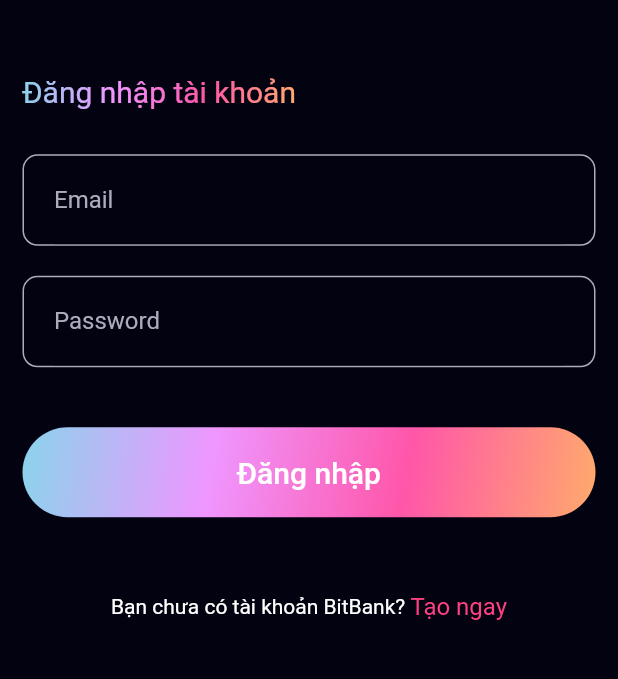
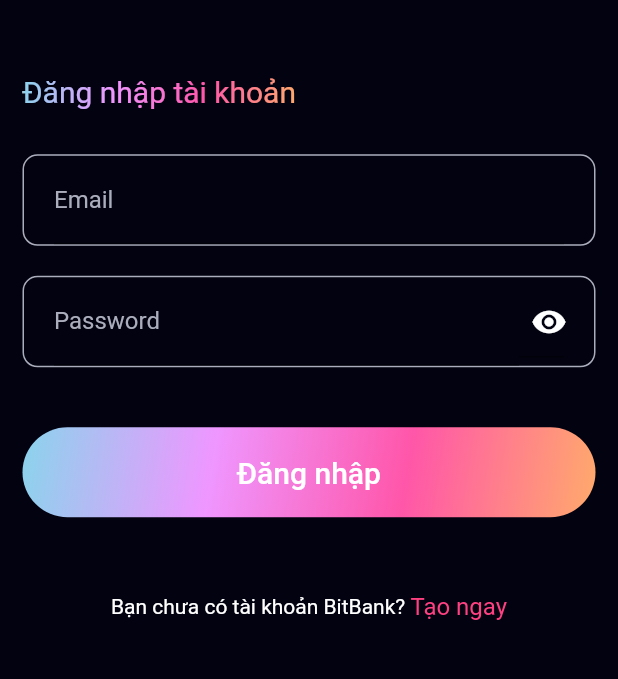
Before and after one commit to tankgon/Crypto_Mobile, a Flutter app: the screen it shows after launch, on a phone screen of 412 x 824 dp, the part 186-865 px from its top. Run offline on Flutter 3.47's test engine with Material 2 defaults, Android fonts, the phone set to English and light mode, and no system bars; our stand-ins replace bloc, dio, equatable, flutter_bloc, flutter_svg, get and 2 more.

Commit message:
thanhdev_fix UI

```diff
--- a/lib/src/modules/chart/chart_page.dart
+++ b/lib/src/modules/chart/chart_page.dart
@@ -47,7 +47,7 @@ class _ChartPageState extends State<ChartPage>
             Stack(
               children: [
                 SizedBox(
-                  height: size.height / 16,
+                  height: size.height / 12,
                   child: const Center(
                     child: Text(
                       'Thông tin cổ phiếu',
@@ -75,11 +75,11 @@ class _ChartPageState extends State<ChartPage>
               symbolStock: symbolStock,
             ),
             SizedBox(
-              height: size.height / 1.68,
+              height: size.height / 2,
               child: Column(
                 children: [
                   Container(
-                    margin: const EdgeInsets.only(top: 20),
+                    margin: const EdgeInsets.only(top: 12),
                     alignment: Alignment.center,
                     width: size.width,
                     child: TabBar(
--- a/lib/src/modules/chart/components/chart_order_book/content_chart.dart
+++ b/lib/src/modules/chart/components/chart_order_book/content_chart.dart
@@ -54,7 +54,7 @@ class _ContentChartState extends State<ContentChart> {
                 children: [
                   Container(
                     padding: const EdgeInsets.only(
-                        right: 10, left: 10, bottom: 20, top: 20),
+                        right: 10, left: 10, bottom: 10, top: 10),
                     height: widget.size.height / 2.5,
                     width: widget.size.width / 1.1,
                     child: SfCartesianChart(
--- a/lib/src/modules/home/components/botton_sheet.dart
+++ b/lib/src/modules/home/components/botton_sheet.dart
@@ -52,7 +52,7 @@ class _BottonSheet extends State<BottonSheet>
                   margin: const EdgeInsets.symmetric(horizontal: 24),
                   child: Column(
                     children: [
-                      const InputToken(
+                       InputToken(
                         label: "Xác nhận Token",
                         controller: null,
                         obscureText: false,
@@ -76,7 +76,7 @@ class _BottonSheet extends State<BottonSheet>
                   margin: const EdgeInsets.symmetric(horizontal: 30),
                   child: Column(
                     children: [
-                      const InputToken(
+                       InputToken(
                         label: "Xác nhận Token",
                         controller: null,
                         obscureText: false,
--- a/lib/src/modules/signin/signin_page.dart
+++ b/lib/src/modules/signin/signin_page.dart
@@ -53,7 +53,7 @@ class _SignInPageState extends State<SignInPage> {
             const SizedBox(height: 30),
             InputToken(label: 'Email', controller: email, obscureText: false),
             InputToken(
-                label: 'Password', controller: password, obscureText: false),
+                label: 'Password', controller: password, obscureText: true),
             GradientButton(
                 name: 'Đăng nhập',
                 even: () {
--- a/lib/src/modules/wallet/Components/item_wallet.dart
+++ b/lib/src/modules/wallet/Components/item_wallet.dart
@@ -18,7 +18,7 @@ class ItemInformation extends StatelessWidget {
   Widget build(BuildContext context) {
     return Container(
       margin: const EdgeInsets.symmetric(vertical: 10, horizontal: 24),
-      height: size.height / 14,
+      height: size.height / 16,
       decoration: BoxDecoration(
           color: const Color.fromARGB(16, 33, 149, 243),
           borderRadius: BorderRadius.circular(10),
--- a/lib/src/modules/wallet/wallet_page.dart
+++ b/lib/src/modules/wallet/wallet_page.dart
@@ -110,7 +110,7 @@ class _WalletPageState extends State<WalletPage> {
                                   padding: const EdgeInsets.only(
                                       left: 24, right: 24, top: 12),
                                   child: SizedBox(
-                                      height: size.width,
+                                      height: size.height / 2,
                                       child:
                                           _buildListStock(size, state.wallet)))
                             ],
--- a/lib/src/styles/widgets/input_string_widget.dart
+++ b/lib/src/styles/widgets/input_string_widget.dart
@@ -1,10 +1,12 @@
+// ignore_for_file: must_be_immutable
+
 import 'package:flutter/material.dart';
 import 'package:movie_flutter/src/styles/themes/app_colors.dart';
 import 'package:movie_flutter/src/styles/themes/app_text_styles.dart';
 import '../../config/api/user_repository.dart';
 
-class InputToken extends StatelessWidget {
-  const InputToken({
+class InputToken extends StatefulWidget {
+  InputToken({
     Key? key,
     required this.label,
     this.controller,
@@ -13,8 +15,13 @@ class InputToken extends StatelessWidget {
 
   final String? label;
   final TextEditingController? controller;
-  final bool? obscureText;
+  bool obscureText;
 
+  @override
+  State<InputToken> createState() => _InputTokenState();
+}
+
+class _InputTokenState extends State<InputToken> {
   @override
   Widget build(BuildContext context) {
     return Container(
@@ -23,17 +30,43 @@ class InputToken extends StatelessWidget {
       decoration: BoxDecoration(
           borderRadius: BorderRadius.circular(10),
           border: Border.all(color: AppColors.grey)),
+      child: Row(
+        children: [
+          Expanded(
             child: TextFormField(
-        controller: controller,
-        initialValue:
-            controller == null ? '${UserRepository().dataToken}' : null,
-        obscureText: obscureText ?? false,
+              controller: widget.controller,
+              initialValue: widget.controller == null
+                  ? '${UserRepository().dataToken}'
+                  : null,
+              obscureText: widget.obscureText,
               decoration: InputDecoration(
                   hintText: '',
                   hintStyle: AppTextStyles.h1,
-            labelText: label,
+                  labelText: widget.label,
                   labelStyle: AppTextStyles.h1CG,
                   focusedBorder: InputBorder.none),
+            ),
+          ),
+          widget.label == "Password"
+              ? SizedBox(
+                  width: 30,
+                  child: TextFormField(
+                    decoration: InputDecoration(
+                      suffixIcon: IconButton(
+                          color: Colors.white,
+                          icon: Icon(widget.obscureText
+                              ? Icons.visibility
+                              : Icons.visibility_off),
+                          onPressed: () {
+                            setState(() {
+                              widget.obscureText = !widget.obscureText;
+                            });
+                          }),
+                    ),
+                  ),
+                )
+              : const Text(''),
+        ],
       ),
     );
   }
```
Also changed, not shown: lib/src/modules/chart/components/market/market.dart (+7 -3 lines). Lines whose indentation alone changed are shown as unchanged.
